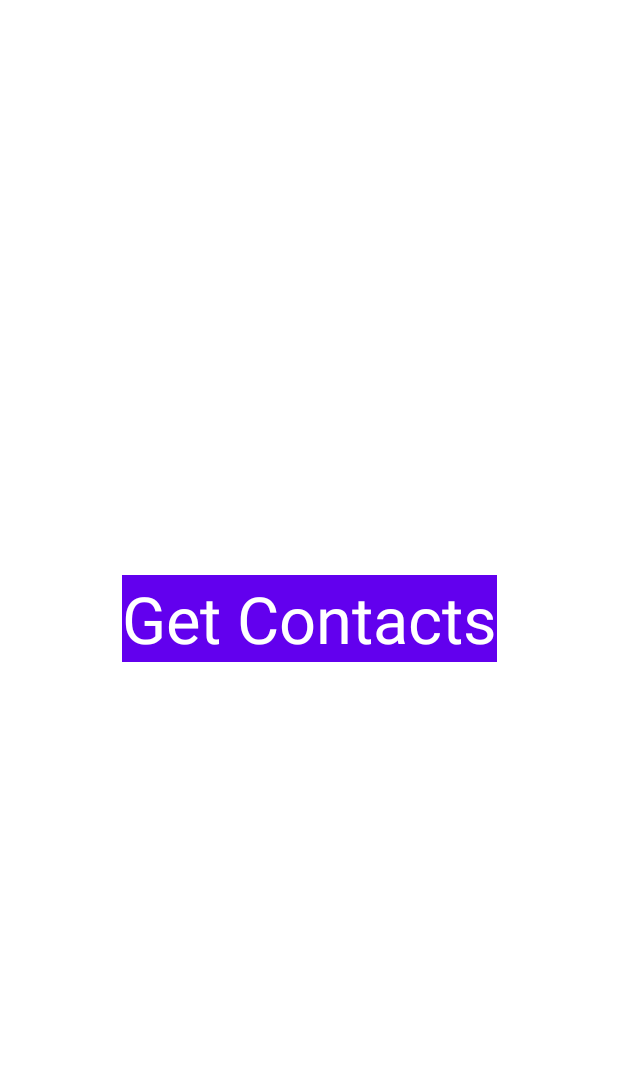
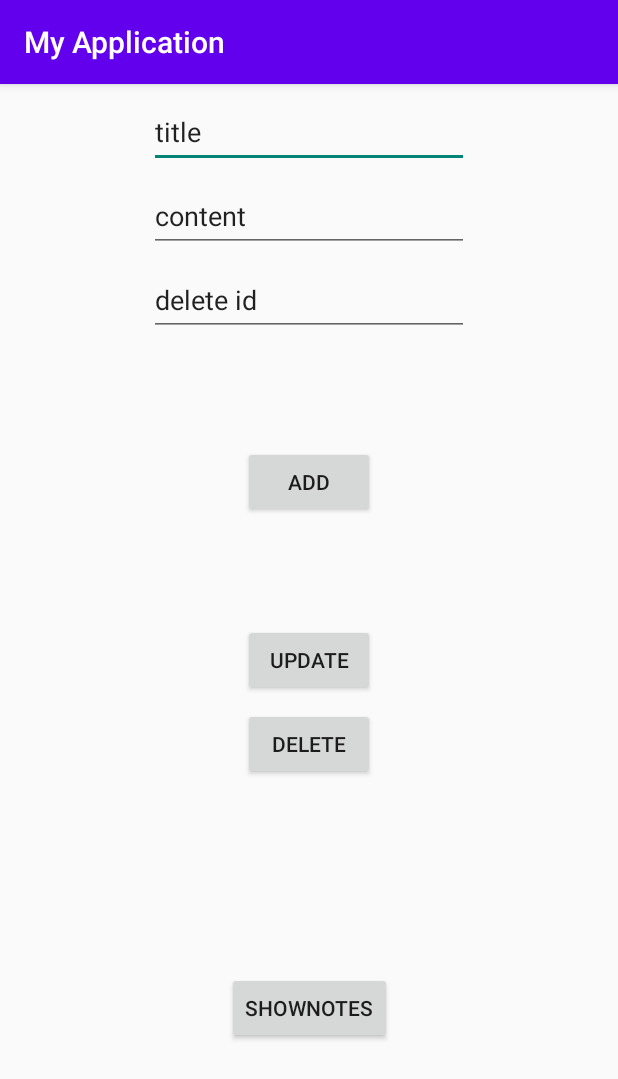
Before and after one commit to BellaryShaikYasmeen/ContentProviderExample, an Android app: the screen it shows after launch (MainActivity), on a phone screen of 412 x 824 dp. Shown: the top 1079 px of the screen. Run offline under Robolectric (Android 15) with nearby library versions, the phone set to English and light mode, and no system bars; 1 statement that could not run was skipped.

Commit message:
Code related to customContentProvider

```diff
--- /dev/null
+++ b/app/src/main/java/com/example/myapplication/NotesMetaData.java
@@ -0,0 +1,38 @@
+package com.example.myapplication;
+
+import android.net.Uri;
+import android.provider.BaseColumns;
+
+
+public class NotesMetaData {
+
+        public NotesMetaData() {
+
+        }
+
+        // A content URI is a URI that identifies data in a provider. Content URIs
+        // include the symbolic name of the entire provider (its authority)
+        public static final String AUTHORITY = "com.example.myapplication.NotesContentProvider";
+        public static final Uri CONTENT_URI = Uri.parse("content://" + AUTHORITY
+                + "/notes");
+
+        public static final String DATABASE_NAME = "notes.db";
+        public static final int DATABASE_VERSION = 1;
+
+        public static final String CONTENT_TYPE_NOTES_ALL = "vnd.android.cursor.dir/vnd.example.myapplication.notes";
+        public static final String CONTENT_TYPE_NOTES_ONE = "vnd.android.cursor.item/vnd.example.myapplication.notes";
+
+        public class NotesTable implements BaseColumns {
+
+            private NotesTable() {
+
+            }
+
+            public static final String TABLE_NAME = "notes";
+
+            public static final String ID = "_id";
+            public static final String TITLE = "title";
+            public static final String CONTENT = "content";
+        }
+
+    }
--- a/app/src/main/res/layout/activity_main.xml
+++ b/app/src/main/res/layout/activity_main.xml
@@ -3,20 +3,109 @@
     xmlns:android="http://schemas.android.com/apk/res/android"
     xmlns:app="http://schemas.android.com/apk/res-auto"
     xmlns:tools="http://schemas.android.com/tools"
+    android:layout_width="match_parent"
     android:layout_height="match_parent"
-    android:layout_width="match_parent">
+    tools:context="com.example.myapplication.MainActivity">
 
-
-    <TextView
-        android:id="@+id/textView"
+    <EditText
+        android:id="@+id/title"
         android:layout_width="wrap_content"
         android:layout_height="wrap_content"
-        android:background="@color/purple_500"
-        android:text="Get Contacts"
-        android:textSize="43sp"
-        android:textColor="@color/white"
+        android:ems="10"
+        android:minHeight="48dp"
+        android:inputType="textPersonName"
+        android:text="title"
+        app:layout_constraintLeft_toLeftOf="parent"
+        app:layout_constraintRight_toRightOf="parent"
+        app:layout_constraintTop_toTopOf="parent"
+        android:layout_marginTop="8dp"
+        tools:layout_constraintRight_creator="1"
+        tools:layout_constraintLeft_creator="1" />
+
+    <EditText
+        android:id="@+id/content"
+        android:layout_width="wrap_content"
+        android:layout_height="wrap_content"
+        android:minHeight="48dp"
+        android:ems="10"
+        android:inputType="textPersonName"
+        android:text="content"
+        android:layout_marginTop="8dp"
+        app:layout_constraintTop_toBottomOf="@+id/title"
+        app:layout_constraintLeft_toLeftOf="parent"
+        app:layout_constraintRight_toRightOf="parent"
+        tools:layout_constraintRight_creator="1"
+        tools:layout_constraintLeft_creator="1" />
+
+    <EditText
+        android:id="@+id/delete_id"
+        android:layout_width="wrap_content"
+        android:layout_height="wrap_content"
+        android:minHeight="48dp"
+        android:ems="10"
+        android:inputType="textPersonName"
+        android:text="delete id"
+        app:layout_constraintLeft_toLeftOf="parent"
+        app:layout_constraintRight_toRightOf="parent"
+        android:layout_marginTop="8dp"
+        app:layout_constraintTop_toBottomOf="@+id/content"
+        tools:layout_constraintRight_creator="1"
+        tools:layout_constraintLeft_creator="1"
+        />
+
+    <Button
+        android:id="@+id/add"
+        android:layout_width="wrap_content"
+        android:layout_height="wrap_content"
+        android:text="add"
+        android:layout_marginTop="10dp"
+        app:layout_constraintTop_toBottomOf="@+id/delete_id"
+        app:layout_constraintLeft_toLeftOf="parent"
+        app:layout_constraintRight_toRightOf="parent"
+        android:layout_marginBottom="8dp"
+        app:layout_constraintBottom_toTopOf="@+id/update"
+        tools:layout_constraintRight_creator="1"
+        tools:layout_constraintLeft_creator="1" />
+
+    <Button
+        android:id="@+id/update"
+        android:layout_width="wrap_content"
+        android:layout_height="wrap_content"
+        android:text="update"
+        app:layout_constraintLeft_toLeftOf="parent"
+        app:layout_constraintRight_toRightOf="parent"
+        tools:layout_constraintTop_creator="1"
+        tools:layout_constraintRight_creator="1"
+        tools:layout_constraintBottom_creator="1"
         app:layout_constraintBottom_toBottomOf="parent"
-        app:layout_constraintEnd_toEndOf="parent"
-        app:layout_constraintStart_toStartOf="parent"
+        tools:layout_constraintLeft_creator="1"
         app:layout_constraintTop_toTopOf="parent" />
+
+    <Button
+        android:id="@+id/delete"
+        android:layout_width="wrap_content"
+        android:layout_height="wrap_content"
+        android:text="delete"
+        android:layout_marginTop="8dp"
+        app:layout_constraintTop_toBottomOf="@+id/update"
+        app:layout_constraintLeft_toLeftOf="parent"
+        app:layout_constraintRight_toRightOf="parent"
+        tools:layout_constraintRight_creator="1"
+        tools:layout_constraintLeft_creator="1" />
+
+    <Button
+        android:id="@+id/show_notes"
+        android:layout_width="wrap_content"
+        android:layout_height="wrap_content"
+        android:text="showNotes"
+        app:layout_constraintLeft_toLeftOf="parent"
+        app:layout_constraintRight_toRightOf="parent"
+        android:layout_marginTop="59dp"
+        app:layout_constraintTop_toBottomOf="@+id/delete"
+        app:layout_constraintBottom_toBottomOf="parent"
+        android:layout_marginBottom="59dp"
+        tools:layout_constraintTop_creator="1"
+        tools:layout_constraintRight_creator="1"
+        tools:layout_constraintBottom_creator="1"
+        tools:layout_constraintLeft_creator="1" />
 </androidx.constraintlayout.widget.ConstraintLayout>
--- a/app/src/main/res/values/themes.xml
+++ b/app/src/main/res/values/themes.xml
@@ -1,7 +1,6 @@
 <resources xmlns:tools="http://schemas.android.com/tools">
     <!-- Base application theme. -->
-    <style name="Theme.MyApplication" parent="Theme.MaterialComponents.DayNight.DarkActionBar">
-        <!-- Primary brand color. -->
+    <style name="AppTheme" parent="Theme.AppCompat.Light.DarkActionBar">        <!-- Primary brand color. -->
         <item name="colorPrimary">@color/purple_500</item>
         <item name="colorPrimaryVariant">@color/purple_700</item>
         <item name="colorOnPrimary">@color/white</item>
@@ -13,4 +12,9 @@
         <item name="android:statusBarColor">?attr/colorPrimaryVariant</item>
         <!-- Customize your theme here. -->
     </style>
+
+
+
+
+
 </resources>
```
Also changed, not shown: app/src/main/AndroidManifest.xml (+17 -10 lines), app/src/main/java/com/example/myapplication/MainActivity.java (+97 -89 lines), app/src/main/java/com/example/myapplication/NotesContentProvider.java (added, +206 -0 lines).
